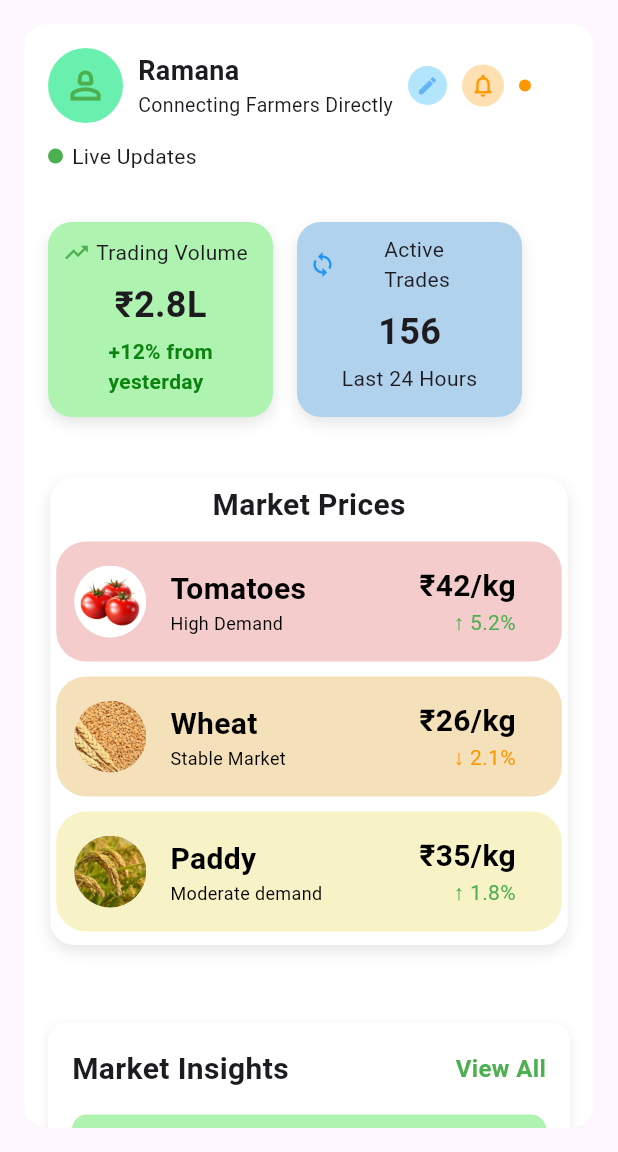
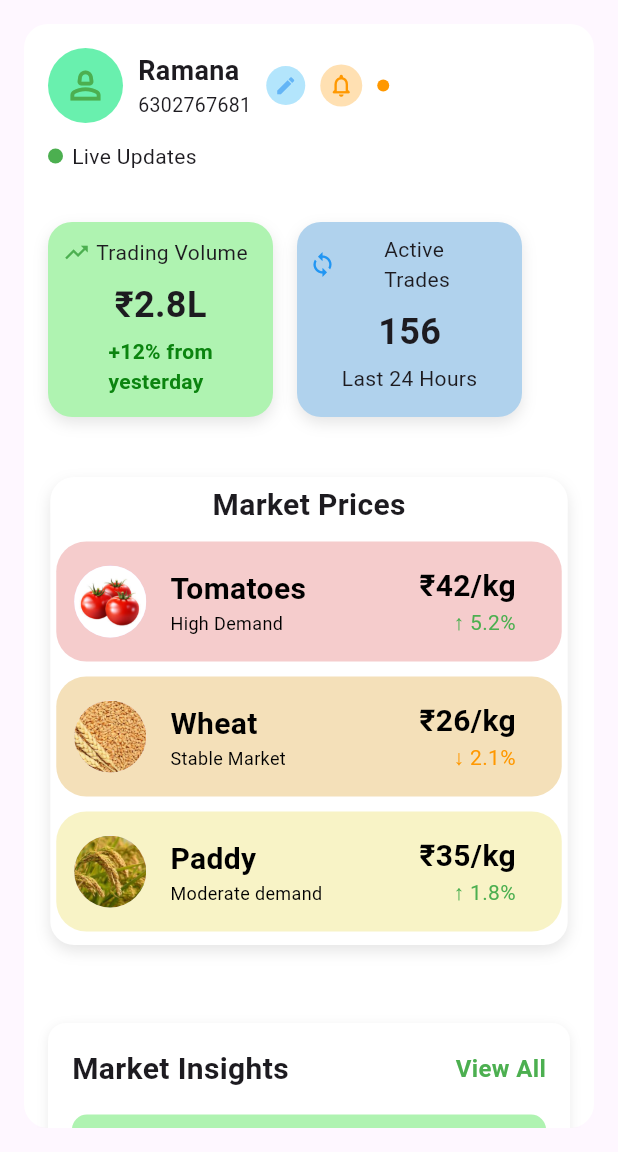
Before and after one commit to jaswanth4237/Flutter-Codes, a Flutter app: the ProfileScreen screen opened directly, on a phone screen of 412 x 824 dp, the part 84-1236 px from its top. Run offline on Flutter 3.47's test engine with Material 3 defaults, Android fonts, the phone set to English and light mode, and no system bars; our stand-ins replace device_preview, google_fonts.

Commit message:
phn num added

```diff
--- a/smart_agri_connect/lib/profile_screen.dart
+++ b/smart_agri_connect/lib/profile_screen.dart
@@ -91,7 +91,7 @@
                             ),
                           ),
                           Text(
-                            "Connecting Farmers Directly",
+                            "6302767681",
                             style: TextStyle(fontSize: 13),
                             overflow: TextOverflow.ellipsis,
                           ),
```
